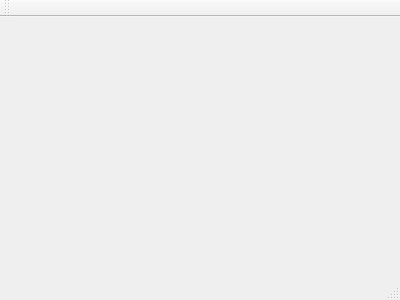
Qt form MonkeyUI/MainWindow.ui (cvilas/LabMonkey) before a commit.
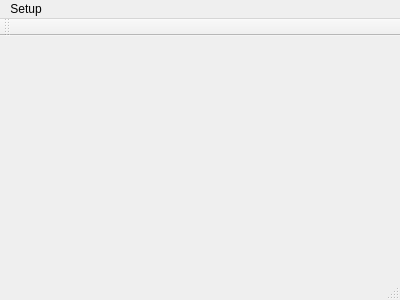
The same form after that commit.

Commit message: main window WIP

```diff
--- a/MonkeyUI/MainWindow.ui
+++ b/MonkeyUI/MainWindow.ui
@@ -12,13 +12,40 @@
   <property name="windowTitle" >
    <string>MainWindow</string>
   </property>
-  <widget class="QMenuBar" name="menuBar" />
-  <widget class="QToolBar" name="mainToolBar" />
-  <widget class="QWidget" name="centralWidget" />
-  <widget class="QStatusBar" name="statusBar" />
+  <widget class="QWidget" name="centralWidget"/>
+  <widget class="QMenuBar" name="menuBar">
+   <property name="geometry">
+    <rect>
+     <x>0</x>
+     <y>0</y>
+     <width>400</width>
+     <height>25</height>
+    </rect>
+   </property>
+   <widget class="QMenu" name="menuSetup">
+    <property name="title">
+     <string>Setup</string>
+    </property>
+    <addaction name="actionConnect"/>
+   </widget>
+   <addaction name="menuSetup"/>
+  </widget>
+  <widget class="QToolBar" name="mainToolBar">
+   <attribute name="toolBarArea">
+    <enum>TopToolBarArea</enum>
+   </attribute>
+   <attribute name="toolBarBreak">
+    <bool>false</bool>
+   </attribute>
+  </widget>
+  <widget class="QStatusBar" name="statusBar"/>
+  <action name="actionConnect">
+   <property name="text">
+    <string>Connect</string>
+   </property>
+  </action>
  </widget>
- <layoutDefault spacing="6" margin="11" />
- <pixmapfunction></pixmapfunction>
+ <layoutdefault spacing="6" margin="11"/>
  <resources/>
  <connections/>
 </ui>
```
Left out of the diff: 7 changed lines with no effect on the pictures. The commit also changes 5 other files.
